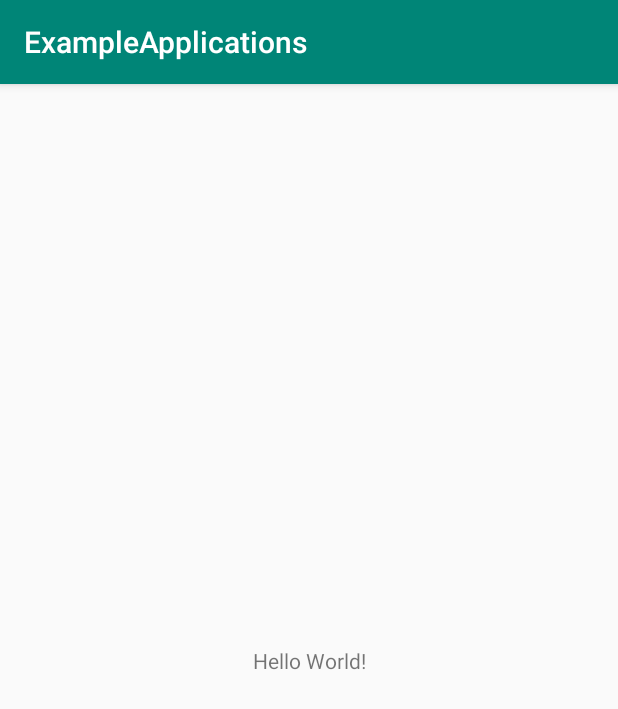
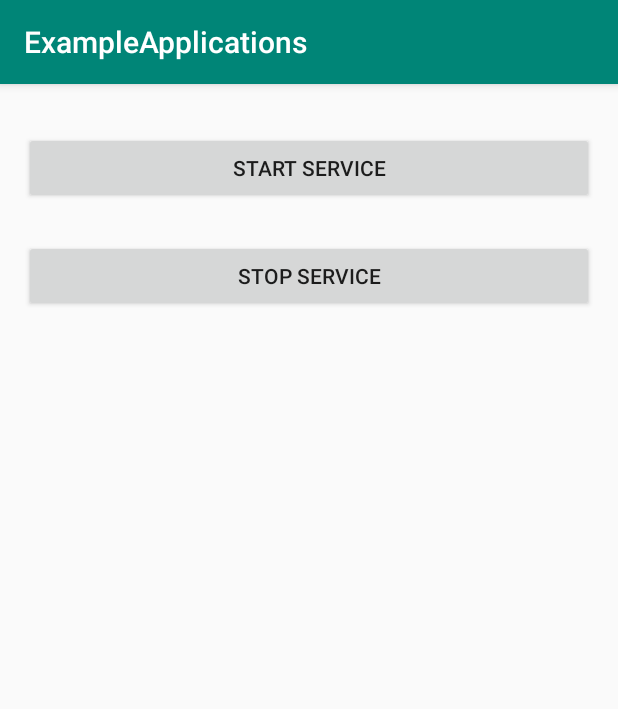
Before and after one commit to arpitparmar5739/android_examples, an Android app: the screen it shows after launch (MainActivity), on a phone screen of 412 x 824 dp. Shown: the top 709 px of the screen. Run offline under Robolectric (Android 15) with nearby library versions, the phone set to English and light mode, and no system bars.

Commit message:
Implemented a Service with it's lifecycles.

```diff
--- a/app/src/main/AndroidManifest.xml
+++ b/app/src/main/AndroidManifest.xml
@@ -9,6 +9,11 @@
         android:roundIcon="@mipmap/ic_launcher_round"
         android:supportsRtl="true"
         android:theme="@style/AppTheme">
+        <service
+            android:name=".MyService"
+            android:enabled="true"
+            android:exported="true"></service>
+
         <activity android:name=".MainActivity">
             <intent-filter>
                 <action android:name="android.intent.action.MAIN" />
--- a/app/src/main/res/layout/activity_main.xml
+++ b/app/src/main/res/layout/activity_main.xml
@@ -6,13 +6,33 @@
     android:layout_height="match_parent"
     tools:context=".MainActivity">
 
-    <TextView
-        android:layout_width="wrap_content"
+    <Button
+        android:id="@+id/startService"
+        android:layout_width="0dp"
         android:layout_height="wrap_content"
-        android:text="Hello World!"
-        app:layout_constraintBottom_toBottomOf="parent"
-        app:layout_constraintLeft_toLeftOf="parent"
-        app:layout_constraintRight_toRightOf="parent"
+        android:layout_marginStart="16dp"
+        android:layout_marginLeft="16dp"
+        android:layout_marginTop="32dp"
+        android:layout_marginEnd="16dp"
+        android:layout_marginRight="16dp"
+        android:onClick="startService"
+        android:text="Start Service"
+        app:layout_constraintEnd_toEndOf="parent"
+        app:layout_constraintStart_toStartOf="parent"
         app:layout_constraintTop_toTopOf="parent" />
 
+    <Button
+        android:id="@+id/stopService"
+        android:layout_width="0dp"
+        android:layout_height="wrap_content"
+        android:layout_marginStart="16dp"
+        android:layout_marginLeft="16dp"
+        android:layout_marginTop="24dp"
+        android:layout_marginEnd="16dp"
+        android:layout_marginRight="16dp"
+        android:onClick="stopService"
+        android:text="Stop Service"
+        app:layout_constraintEnd_toEndOf="parent"
+        app:layout_constraintStart_toStartOf="parent"
+        app:layout_constraintTop_toBottomOf="@+id/startService" />
 </androidx.constraintlayout.widget.ConstraintLayout>
--- a/build.gradle
+++ b/build.gradle
@@ -7,7 +7,7 @@ buildscript {
 
     }
     dependencies {
-        classpath 'com.android.tools.build:gradle:3.5.1'
+        classpath 'com.android.tools.build:gradle:3.5.2'
 
         // NOTE: Do not place your application dependencies here; they belong
         // in the individual module build.gradle files
```
Also changed, not shown: app/src/main/java/com/example/exampleapplications/MainActivity.java (+12 -0 lines), app/src/main/java/com/example/exampleapplications/MyService.java (added, +34 -0 lines).
